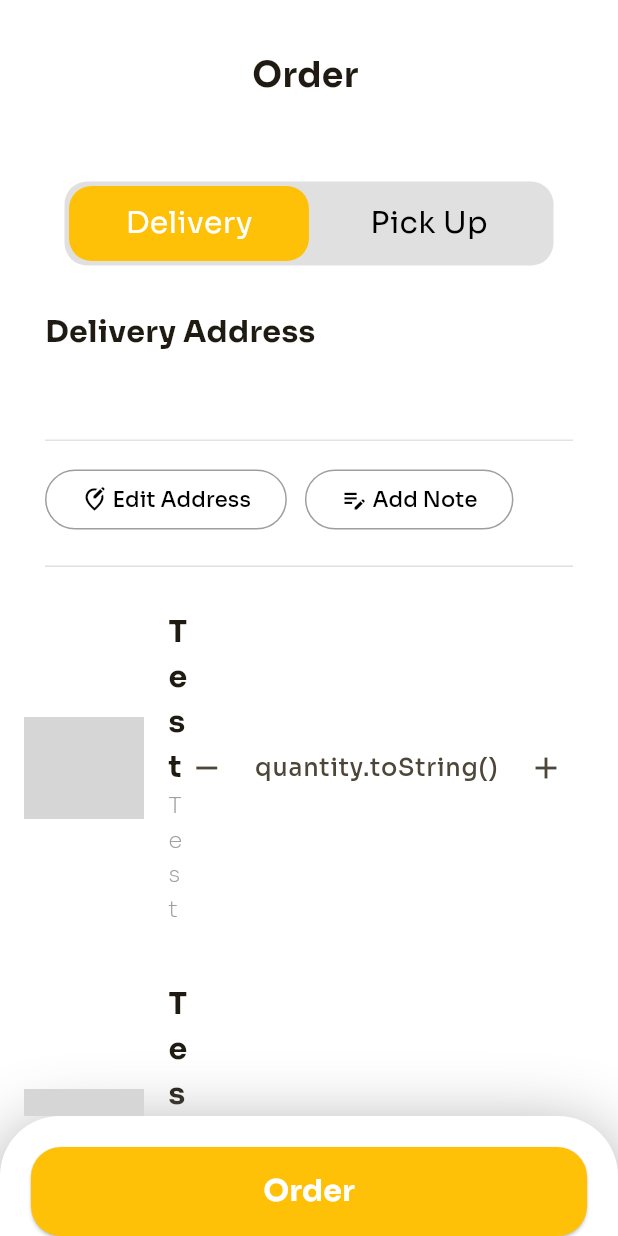
After one commit to Matheo-delaunay/imt-framework-front, a Flutter app: the OrderPage screen opened directly, on a phone screen of 412 x 824 dp. The commit adds this screen. Run offline on Flutter 3.47's test engine with Material 2 defaults, Android fonts, the phone set to English and light mode, and no system bars; our stand-ins replace supercharged; missing offline and left inert: sa4_migration_kit; grey boxes are pictures that could not be loaded.

Commit message:
Feat/if-43_create_page_order (#22)
* feat: create order_page.dart

* First addapt NavBar and create bottom button

* First add price container and quantity selector

* First modify favoriteswidget

---------

Co-authored-by: Matheo Delaunay <matheo.delaunay@adeo.com>

```diff
--- a/lib/main.dart
+++ b/lib/main.dart
@@ -1,6 +1,7 @@
 import 'package:flutter/material.dart';
 import 'package:imt_framework_front/views/pages/dishes_page.dart';
 import 'package:imt_framework_front/views/pages/favorites_page.dart';
+import 'package:imt_framework_front/views/order_page.dart';
 import 'package:imt_framework_front/views/pages/onboarding.dart';
 import 'package:provider/provider.dart';
 
@@ -23,6 +24,7 @@ class MyApp extends StatelessWidget {
         theme: ThemeData(
           useMaterial3: true,
           fontFamily: 'Sora',
+          scaffoldBackgroundColor: Colors.white,
           colorScheme: ColorScheme.fromSeed(seedColor: Colors.amber),
           elevatedButtonTheme: ElevatedButtonThemeData(
             style: ElevatedButton.styleFrom(
@@ -32,7 +34,7 @@ class MyApp extends StatelessWidget {
           ),
         ),
         home: OnboardingScreen(),
-      )
+      ),
     );
   }
 }
@@ -52,7 +54,7 @@ class MyAppState extends ChangeNotifier {
         page = FavoritesPage(arrowVisible: false,);
         break;
       case 2:
-        page = Placeholder();
+        page = OrderPage();
         break;
       default:
         throw UnimplementedError('no widget for $currentPageIndex');
--- /dev/null
+++ b/lib/views/order_page.dart
@@ -0,0 +1,366 @@
+import 'package:flutter/material.dart';
+import 'package:imt_framework_front/views/pages/order_confirmation_page.dart';
+import 'package:imt_framework_front/views/utils/colors.dart';
+import 'package:imt_framework_front/views/utils/pageSeparator.dart';
+import 'package:imt_framework_front/views/widgets/appbar/appBar.dart';
+import 'package:imt_framework_front/views/widgets/dish_tile/dish_tile_widget.dart';
+
+class OrderPage extends StatefulWidget {
+  const OrderPage({super.key});
+
+  @override
+  State<OrderPage> createState() => _OrderPageState();
+}
+
+class _OrderPageState extends State<OrderPage> {
+
+  @override
+  Widget build(BuildContext context) {
+
+    return Scaffold(
+      body: Column(
+        children: [
+          TopAppBar(arrowVisible: false, heartVisible: false, title: 'Order'),
+          Expanded(
+            child: ListView(
+              children: [
+                DeliveryAddressWidget(),
+                dishTile(imagePath: 'assets/images/food.jpg', title: 'Test', description: 'Test',quantitySelector: true,),
+                dishTile(imagePath: 'assets/images/food.jpg', title: 'Test', description: 'Test',quantitySelector: true,),
+                dishTile(imagePath: 'assets/images/food.jpg', title: 'Test', description: 'Test',quantitySelector: true,),
+                dishTile(imagePath: 'assets/images/food.jpg', title: 'Test', description: 'Test',quantitySelector: true,),
+                PriceContainer()
+              ],
+            ),
+          ),
+          DownBarWithButtonOrder()
+        ],
+      ),
+    );
+  }
+}
+
+class PriceContainer extends StatelessWidget {
+  const PriceContainer({
+    super.key,
+  });
+
+  @override
+  Widget build(BuildContext context) {
+    return Padding(
+      padding: EdgeInsets.symmetric(horizontal: 30.0),
+      child: Column(
+        children: [
+          PageSeparator(),
+          SizedBox(height: 20,),
+          Row(
+            children: [
+              Text('Payment Summary',style: TextStyle(
+                fontWeight: FontWeight.bold,
+                fontSize: 20,
+              ),),
+            ],
+          ),
+          SizedBox(height: 20,),
+          Row(
+            mainAxisAlignment: MainAxisAlignment.spaceBetween,
+            children: [
+              Text('Price',style: TextStyle(
+                  fontSize: 18
+              ),),
+              Text('€ 19.90',style: TextStyle(
+                  fontWeight: FontWeight.bold,
+                  fontSize: 18
+              ),)
+            ],
+          ),
+          SizedBox(height: 20,),
+          Row(
+            mainAxisAlignment: MainAxisAlignment.spaceBetween,
+            children: [
+              Text('Delivery fee',style: TextStyle(
+                  fontSize: 18
+              ),),
+              Text('€ 2',style: TextStyle(
+                  fontWeight: FontWeight.bold,
+                  fontSize: 18
+              ),)
+            ],
+          ),
+          PageSeparator(),
+          SizedBox(height: 20,),
+          Row(
+            mainAxisAlignment: MainAxisAlignment.spaceBetween,
+            children: [
+              Text('Total payment',style: TextStyle(
+                  fontSize: 18
+              ),),
+              Text('€ 19.90',style: TextStyle(
+                  fontWeight: FontWeight.bold,
+                  fontSize: 18
+              ),)
+            ],
+          ),
+          SizedBox(height: 60,),
+        ],
+      ),
+    );
+  }
+}
+
+class DeliveryAddressWidget extends StatefulWidget {
+  const DeliveryAddressWidget({super.key});
+
+  @override
+  State<DeliveryAddressWidget> createState() => _DeliveryAddressWidgetState();
+}
+
+class _DeliveryAddressWidgetState extends State<DeliveryAddressWidget> {
+  List<String> fruits = <String>[
+    'Delivery',
+    'Pick Up',
+  ];
+  final List<bool> _selectedButton = <bool>[true, false];
+  bool _isEnable = false;
+  bool _noteVisible = false;
+
+  @override
+  Widget build(BuildContext context) {
+    return Padding(
+      padding: const EdgeInsets.symmetric(horizontal: 30.0),
+      child: Column(
+        children: [
+          SizedBox(
+            height: 30,
+          ),
+          Container(
+            padding: EdgeInsets.all(3),
+            decoration: BoxDecoration(
+                color: Colors.black12, borderRadius: BorderRadius.circular(15)),
+            child: ToggleButtons(
+                selectedColor: Colors.white,
+                color: Colors.black,
+                highlightColor: AppColors.transparent,
+                splashColor: AppColors.transparent,
+                focusColor: AppColors.transparent,
+                hoverColor: AppColors.transparent,
+                fillColor: AppColors.transparent,
+                renderBorder: false,
+                onPressed: (int index) {
+                  setState(() {
+                    for (int i = 0; i < _selectedButton.length; i++) {
+                      _selectedButton[i] = i == index;
+                    }
+                  });
+                },
+                isSelected: _selectedButton,
+                children: List<Widget>.generate(
+                    2,
+                        (index) => Container(
+                        decoration: BoxDecoration(
+                          color: _selectedButton[index]
+                              ? Colors.amber
+                              : AppColors.transparent,
+                          borderRadius: BorderRadius.circular(15),
+                        ),
+                        width: 160,
+                        height: 50,
+                        alignment: Alignment.center,
+                        child: Text(
+                          fruits[index],
+                          style: TextStyle(fontSize: 20),
+                        )))),
+          ),
+          SizedBox(
+            height: 30,
+          ),
+          Visibility(
+            visible: _selectedButton[0],
+            child: Column(
+              children: [
+                Row(
+                  children: [
+                    Text(
+                      'Delivery Address',
+                      style: TextStyle(
+                          fontWeight: FontWeight.bold, fontSize: 20),
+                    ),
+                  ],
+                ),
+                SizedBox(
+                  height: 10,
+                ),
+                Row(
+                  children: [
+                    Container(
+                      width: MediaQuery.of(context).size.width - 60,
+                      child: TextField(
+                        style: TextStyle(fontSize: 16, color: Colors.grey),
+                        onSubmitted: (text) {
+                          setState(() {
+                            _isEnable = false;
+                          });
+                        },
+                        enabled: _isEnable,
+                      ),
+                    ),
+                  ],
+                ),
+                Visibility(
+                  visible: _noteVisible,
+                  child: Column(
+                    children: [
+                      SizedBox(
+                        height: 30,
+                      ),
+                      Row(
+                        children: [
+                          Text(
+                            'Note',
+                            style: TextStyle(
+                                fontSize: 20, fontWeight: FontWeight.bold),
+                          ),
+                        ],
+                      ),
+                      SizedBox(
+                        height: 10,
+                      ),
+                      Row(
+                        children: [
+                          Container(
+                            width: MediaQuery.of(context).size.width - 120,
+                            child: TextField(
+                              style:
+                              TextStyle(fontSize: 16, color: Colors.grey),
+                              onSubmitted: (text) {},
+                            ),
+                          ),
+                        ],
+                      ),
+                    ],
+                  ),
+                ),
+                SizedBox(
+                  height: 15,
+                ),
+                Row(
+                  children: <Widget>[
+                    ElevatedButton(
+                        style: ButtonStyle(
+                            elevation: MaterialStatePropertyAll(0),
+                            surfaceTintColor:
+                            MaterialStatePropertyAll(Colors.white),
+                            backgroundColor:
+                            MaterialStatePropertyAll(Colors.white),
+                            side: MaterialStatePropertyAll(
+                                BorderSide(color: Colors.grey))),
+                        onPressed: () {
+                          setState(() {
+                            _isEnable = true;
+                          });
+                        },
+                        child: Row(
+                          children: [
+                            Icon(
+                              Icons.edit_location_alt_outlined,
+                              color: Colors.black,
+                            ),
+                            SizedBox(
+                              width: 3,
+                            ),
+                            Text(
+                              'Edit Address',
+                              style: TextStyle(color: Colors.black),
+                            )
+                          ],
+                        )),
+                    SizedBox(
+                      width: 12,
+                    ),
+                    ElevatedButton(
+                        style: ButtonStyle(
+                            elevation: MaterialStatePropertyAll(0),
+                            surfaceTintColor:
+                            MaterialStatePropertyAll(Colors.white),
+                            backgroundColor:
+                            MaterialStatePropertyAll(Colors.white),
+                            side: MaterialStatePropertyAll(
+                                BorderSide(color: Colors.grey))),
+                        onPressed: () {
+                          setState(() {
+                            if (_noteVisible) {
+                              _noteVisible = false;
+                            } else {
+                              _noteVisible = true;
+                            }
+                          });
+                        },
+                        child: Row(
+                          children: [
+                            Icon(
+                              Icons.edit_note,
+                              color: Colors.black,
+                            ),
+                            SizedBox(
+                              width: 3,
+                            ),
+                            Text(
+                              'Add Note',
+                              style: TextStyle(color: Colors.black),
+                            )
+                          ],
+                        ))
+                  ],
+                ),
+                PageSeparator(),
+              ],
+            ),
+          ),
+        ],
+      ),
+    );
+  }
+}
+
+class DownBarWithButtonOrder extends StatelessWidget {
+  const DownBarWithButtonOrder({
+    super.key,
+  });
+
+  @override
+  Widget build(BuildContext context) {
+    return Container(
+      height: 80,
+      width: MediaQuery.of(context).size.width,
+      decoration: const BoxDecoration(
+        color: Colors.white,
+        borderRadius: BorderRadius.only(topRight: Radius.circular(40),topLeft: Radius.circular(40)),
+        boxShadow: [
+          BoxShadow(
+              color: Colors.grey, //New
+              blurRadius: 40.0,
+              offset: Offset(0, 10))
+        ],
+      ),
+      child: Padding(
+        padding: EdgeInsets.only(
+          top: MediaQuery.of(context).size.width * 0.05,
+          left: MediaQuery.of(context).size.width * 0.05,
+          right: MediaQuery.of(context).size.width * 0.05,
+        ),
+        child:
+        ElevatedButton(
+          style: ButtonStyle(
+            shape: MaterialStatePropertyAll(
+              RoundedRectangleBorder(
+                borderRadius: BorderRadius.circular(20),
+              ),
+            ),
+          ),
+          onPressed: () {Navigator.of(context).push(MaterialPageRoute(builder: (context) {return OrderConfirmation(balance: 900);}));},
+          child: Text('Order',
+            style: TextStyle(fontSize: 20, fontFamily: 'Sora', fontWeight: FontWeight.bold),),),
+      ),
+    );
+  }
+}
--- a/lib/views/pages/details_page.dart
+++ b/lib/views/pages/details_page.dart
@@ -88,7 +88,8 @@ class DownBarWithButton extends StatelessWidget {
                         borderRadius: BorderRadius.circular(20),
                       ),
                     ),
-                    minimumSize: MaterialStatePropertyAll(
+
+                    fixedSize: MaterialStatePropertyAll(
                       Size(MediaQuery.of(context).size.width * 0.65,75)
                     )
                   ),
--- a/lib/views/widgets/appbar/appBar.dart
+++ b/lib/views/widgets/appbar/appBar.dart
@@ -25,15 +25,15 @@ class TopAppBar extends StatelessWidget implements PreferredSizeWidget {
           child: Row(
             mainAxisAlignment: MainAxisAlignment.spaceBetween,
             children: [
-              Visibility(
-                visible: arrowVisible,
-                child: Padding(
+              Padding(
                   padding: const EdgeInsets.only(left: 15.0),
-                  child: IconButton(
-                      onPressed: () => {Navigator.pop(context)},
-                      icon: Icon(Icons.keyboard_arrow_left, size: 40,),),
+                  child: AbsorbPointer(
+                    absorbing: arrowVisible,
+                    child: IconButton(
+                        onPressed: () => {Navigator.pop(context)},
+                        icon: Icon(Icons.keyboard_arrow_left, size: 40,color: arrowVisible? Colors.black:AppColors.transparent,),),
+                  ),
                 ),
-              ),
                 Text(title,
                   style: TextStyle(
                       fontSize: 23,
@@ -41,9 +41,8 @@ class TopAppBar extends StatelessWidget implements PreferredSizeWidget {
                   ),
               ),
 
-              Visibility(
-                visible: true,
-                child: Padding(
+
+              Padding(
                   padding: const EdgeInsets.only(right: 15.0),
                   child: AbsorbPointer(
                     absorbing: true,
@@ -53,7 +52,6 @@ class TopAppBar extends StatelessWidget implements PreferredSizeWidget {
                     ),
                   ),
                 ),
-              )
             ],
           ),
         )
--- /dev/null
+++ b/lib/views/widgets/dish_tile/dish_tile_widget.dart
@@ -0,0 +1,89 @@
+import 'package:flutter/material.dart';
+
+import '../../pages/details_page.dart';
+
+class dishTile extends StatelessWidget {
+
+
+  const dishTile({super.key,
+    required this.imagePath,
+    required this.title,
+    required this.description,
+    required this.quantitySelector});
+
+  final String imagePath;
+  final String title;
+  final String description;
+  final bool quantitySelector ;
+
+  void incrementQuantity() {
+  }
+
+  void decrementQuantity() {
+  }
+
+
+
+  @override
+  Widget build(BuildContext context) {
+
+    Widget quantitySelectorWidget = Row(
+      mainAxisSize: MainAxisSize.min,
+      children: <Widget>[
+        IconButton(
+          icon: Icon(Icons.remove),
+          onPressed: decrementQuantity,
+        ),
+        Padding(
+          padding: const EdgeInsets.symmetric(horizontal: 8.0),
+          child: Text(
+            'quantity.toString()',
+            style: TextStyle(fontSize: 16),
+          ),
+        ),
+        IconButton(
+          icon: Icon(Icons.add),
+          onPressed: incrementQuantity,
+        ),
+      ],
+    );
+
+    Widget trashButtonWidget = IconButton(
+        onPressed: () {},
+        icon: Icon(Icons.delete));
+
+    return GestureDetector(
+      onTap: (){Navigator.push(context, MaterialPageRoute(builder: (context) =>
+          DetailPage(image: 'assets/images/food.jpg', alergens: [],)));
+      },
+
+      child: Card(
+        margin: EdgeInsets.only(top: 20),
+        color: Colors.white,
+        surfaceTintColor: Colors.white,
+        elevation: 0,
+        child: ListTile(
+          visualDensity: VisualDensity(vertical: 3),
+
+          leading: Container(
+            height: 80,
+            width: 80,
+            child: ClipRRect(
+              borderRadius: BorderRadius.all(Radius.circular(10)),
+              child: Image(image: AssetImage(imagePath),
+                  fit: BoxFit.cover,),
+            ),
+          ),
+          title: Column(
+            crossAxisAlignment: CrossAxisAlignment.start,
+            children: [
+              Text(title, style: TextStyle(fontFamily: 'Sora', fontWeight: FontWeight.bold, fontSize: 20)),
+              Text(description, style: TextStyle(fontFamily: 'Sora', fontWeight: FontWeight.w200, fontSize: 15, color: Colors.grey),)
+            ],
+          ),
+          trailing: quantitySelector ? quantitySelectorWidget : trashButtonWidget
+        )
+        ),
+    );
+  }
+}
--- a/lib/views/widgets/search_bar/search_bar.dart
+++ b/lib/views/widgets/search_bar/search_bar.dart
@@ -1,4 +1,3 @@
-import 'package:flutter/cupertino.dart';
 import 'package:flutter/material.dart';
 
 class SearchBarApp extends StatefulWidget {
```
Also changed, not shown: lib/views/pages/favorites_page.dart (+9 -9 lines), lib/views/pages/home_nav_bar.dart (+15 -7 lines), lib/views/widgets/favorites/favorites_widget.dart (deleted, +0 -59 lines).
